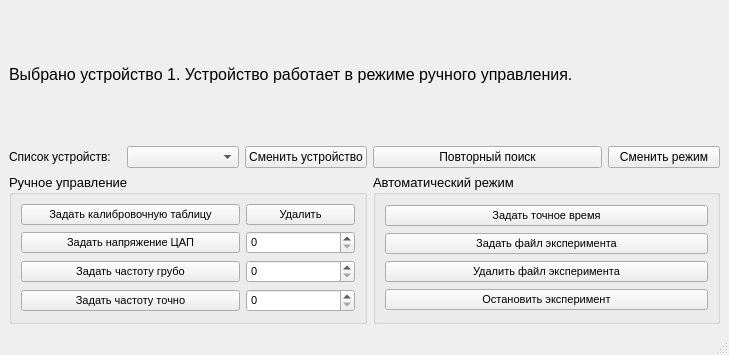
The window that Design.ui (notiel/bausint) describes before a commit, drawn with Qt 5.
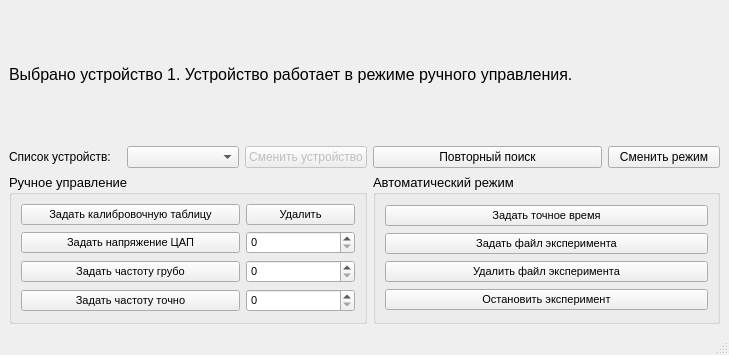
The same window after the commit.

Diff of the .ui file:
```diff
--- a/Design.ui
+++ b/Design.ui
@@ -47,7 +47,10 @@
      <widget class="QComboBox" name="comboBox"/>
     </item>
     <item row="2" column="2">
-     <widget class="QPushButton" name="pushButton">
+     <widget class="QPushButton" name="BtnChangeDevice">
+      <property name="enabled">
+       <bool>false</bool>
+      </property>
       <property name="text">
        <string>Сменить устройство</string>
       </property>
```
Left out of the diff: 38 changed lines with no effect on the pictures.
